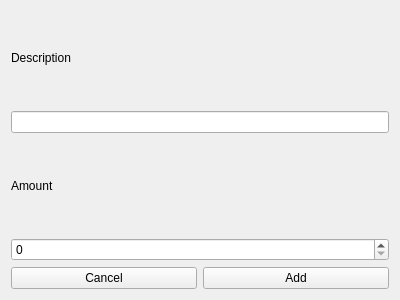
Qt form src/forms/add_expense_form.ui (AdamPloof/qt-sandbox) before a commit.
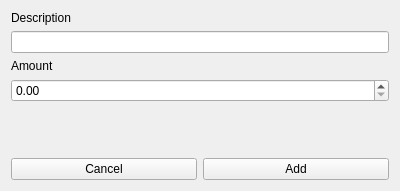
The same form after that commit.

Commit message: get expenses from database, tighten up add expense form

The edit to the form file:
```diff
--- a/src/forms/add_expense_form.ui
+++ b/src/forms/add_expense_form.ui
@@ -7,7 +7,7 @@
     <x>0</x>
     <y>0</y>
     <width>400</width>
-    <height>300</height>
+    <height>191</height>
    </rect>
   </property>
   <property name="windowTitle">
@@ -18,38 +18,38 @@
     <layout class="QVBoxLayout" name="verticalLayout">
      <item>
       <layout class="QVBoxLayout" name="verticalLayout_3">
-       <item>
+       <item alignment="Qt::AlignTop">
         <widget class="QLabel" name="descriptionLbl">
          <property name="text">
           <string>Description</string>
          </property>
         </widget>
        </item>
-       <item>
+       <item alignment="Qt::AlignTop">
         <widget class="QLineEdit" name="descriptionInput"/>
        </item>
-       <item>
+       <item alignment="Qt::AlignTop">
         <widget class="QLabel" name="amountLbl">
          <property name="text">
           <string>Amount</string>
          </property>
         </widget>
        </item>
-       <item>
-        <widget class="QSpinBox" name="amountInput"/>
+       <item alignment="Qt::AlignTop">
+        <widget class="QDoubleSpinBox" name="amountInput"/>
        </item>
       </layout>
      </item>
      <item>
       <layout class="QHBoxLayout" name="horizontalLayout">
-       <item>
+       <item alignment="Qt::AlignBottom">
         <widget class="QPushButton" name="cancelBtn">
          <property name="text">
           <string>Cancel</string>
          </property>
         </widget>
        </item>
-       <item>
+       <item alignment="Qt::AlignBottom">
         <widget class="QPushButton" name="addBtn">
          <property name="text">
           <string>Add</string>
```
The commit also changes 5 other files.
